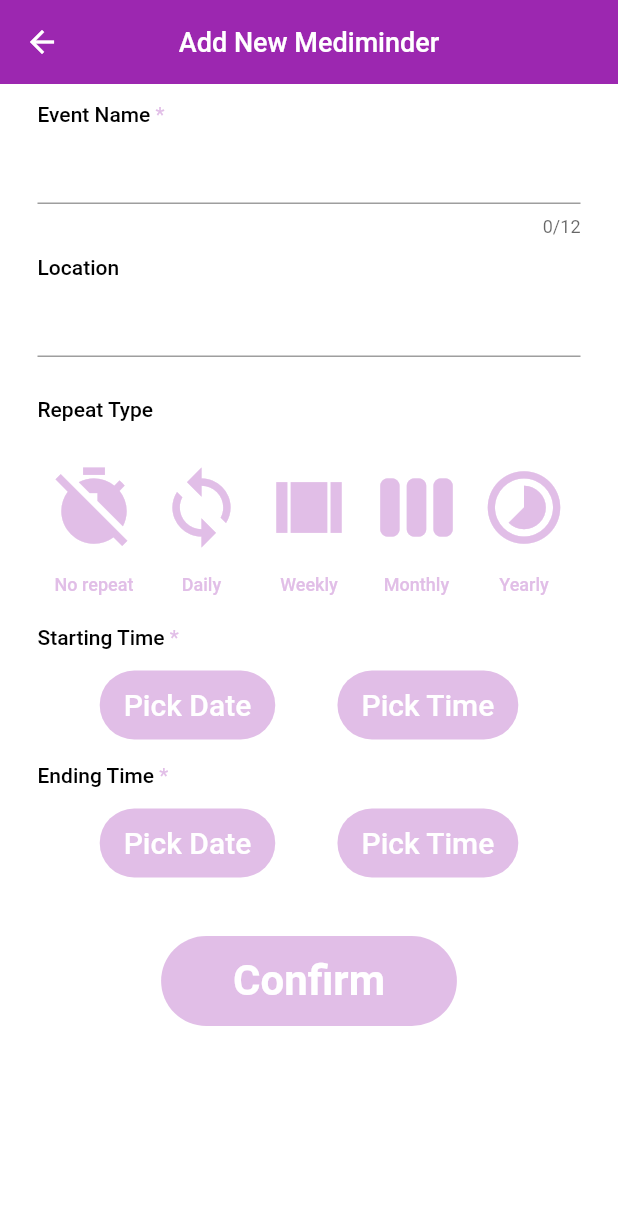
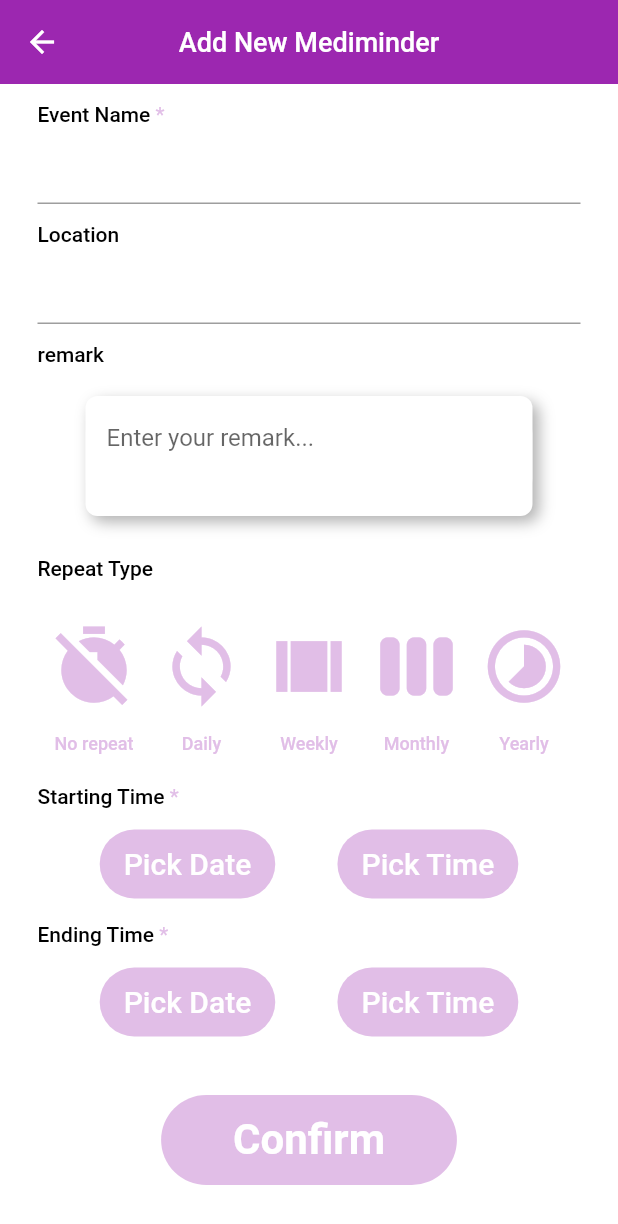
Before and after one commit to zwx0641/Clouding_calendar, a Flutter app: the EventPage screen opened directly, on a phone screen of 412 x 824 dp. Shown: the top 1224 px of the screen. Run offline on Flutter 3.47's test engine with Material 2 defaults, Android fonts, the light colour scheme and no system bars; our stand-ins replace date_format, flutter_local_notifications, fluttertoast, shared_preferences, synchronized, table_calendar; missing offline and left inert: flutter_email_sender, groovin_material_icons; accounts and stored records are empty; Roboto replaces fonts that are missing (WorkSans).

Commit message:
Save event

```diff
--- a/lib/event.dart
+++ b/lib/event.dart
@@ -1,10 +1,18 @@
+import 'dart:convert';
+
 import 'package:clouding_calendar/main.dart';
+import 'package:clouding_calendar/userServices.dart';
 import 'package:date_format/date_format.dart';
 import 'package:flutter/material.dart';
+import 'package:fluttertoast/fluttertoast.dart';
+import 'package:intl/intl.dart';
 import 'package:provider/provider.dart';
+import 'package:clouding_calendar/routes.dart' as rt;
+import 'package:http/http.dart' as http;
 
-String _eventName;
-String _location;
+import 'common/app_theme.dart';
+
+String _eventName, _location, _remark;
 DateTime _selectedFromDate;
 TimeOfDay _selectedFromTime;
 DateTime _selectedEndDate;
@@ -18,7 +26,7 @@ class EventPage extends StatefulWidget {
 
 class _EventPageState extends State<EventPage> {
   TextEditingController nameController;
-  TextEditingController dosageController;
+  TextEditingController locationController;
 
   bool _is0Selected = false;
   bool _is1Selected = false;
@@ -31,13 +39,13 @@ class _EventPageState extends State<EventPage> {
   void dispose() {
     super.dispose();
     nameController.dispose();
-    dosageController.dispose();
+    locationController.dispose();
   }
 
   void initState() {
     super.initState();
     nameController = TextEditingController();
-    dosageController = TextEditingController();
+    locationController = TextEditingController();
     _scaffoldKey = GlobalKey<ScaffoldState>();
     _selectedFromDate = DateTime.now();
     _selectedFromTime = TimeOfDay(hour: 0, minute: 00);
@@ -143,7 +151,6 @@ class _EventPageState extends State<EventPage> {
                 isRequired: true,
               ),
               TextFormField(
-                maxLength: 12,
                 style: TextStyle(
                   fontSize: 16,
                 ),
@@ -163,7 +170,7 @@ class _EventPageState extends State<EventPage> {
                 isRequired: false,
               ),
               TextFormField(
-                controller: dosageController,
+                controller: locationController,
                 keyboardType: TextInputType.text,
                 style: TextStyle(
                   fontSize: 16,
@@ -178,6 +185,11 @@ class _EventPageState extends State<EventPage> {
                   });
                 },
               ),
+              PanelTitle(
+                title: "remark",
+                isRequired: false,
+              ),
+              _buildComposer(),
               SizedBox(
                 height: 15,
               ),
@@ -280,14 +292,7 @@ class _EventPageState extends State<EventPage> {
                       } else if (_repetition == -1) {
                         showErrorWidget('Please select whether to repeat');
                       } else {
-                        Navigator.pushReplacement(
-                          context,
-                          MaterialPageRoute(
-                            builder: (BuildContext context) {
-                              return MyHomePage();
-                            },
-                          ),
-                        );
+                        _saveEvent();
                       }
                     },
                   ),
@@ -298,6 +303,124 @@ class _EventPageState extends State<EventPage> {
         ),
       ),
     );
+  }
+
+    Widget _buildComposer() {
+    return Padding(
+      padding: const EdgeInsets.only(top: 16, left: 32, right: 32),
+      child: Container(
+        decoration: BoxDecoration(
+          color: AppTheme.white,
+          borderRadius: BorderRadius.circular(8),
+          boxShadow: <BoxShadow>[
+            BoxShadow(
+                color: Colors.grey.withOpacity(0.8),
+                offset: const Offset(4, 4),
+                blurRadius: 8),
+          ],
+        ),
+        child: ClipRRect(
+          borderRadius: BorderRadius.circular(25),
+          child: Container(
+            padding: const EdgeInsets.all(4.0),
+            constraints: const BoxConstraints(minHeight: 80, maxHeight: 160),
+            color: AppTheme.white,
+            child: SingleChildScrollView(
+              padding:
+                  const EdgeInsets.only(left: 10, right: 10, top: 0, bottom: 0),
+              child: TextField(
+                maxLines: null,
+                onChanged: (String txt) {
+                  _remark = txt;
+                },
+                style: TextStyle(
+                  fontFamily: AppTheme.fontName,
+                  fontSize: 16,
+                  color: AppTheme.dark_grey,
+                ),
+                cursorColor: Colors.blue,
+                decoration: InputDecoration(
+                    border: InputBorder.none,
+                    hintText: 'Enter your remark...'),
+              ),
+            ),
+          ),
+        ),
+      ),
+    );
+  }
+
+    // 保存提醒事件到数据库
+  _saveEvent() async {
+    //Record remind time
+    final dft = DateTime(_selectedFromDate.year, _selectedFromDate.month,
+                        _selectedFromDate.day, _selectedFromTime.hour, _selectedFromTime.minute);
+    final det = DateTime(_selectedEndDate.year, _selectedEndDate.month,
+                        _selectedEndDate.day, _selectedEndTime.hour, _selectedEndTime.minute);
+    final format = new DateFormat('yyyy-MM-dd HH:mm:ss');
+
+    String _fromTime = format.format(dft);
+    String _endTime = format.format(det);
+    //Which user sets the reminder
+    String email = await getUserEmail();
+    _fromTime = _fromTime.replaceAll(' ', 'T');
+    _endTime = _endTime.replaceAll(' ', 'T');
+    var url = rt.Global.serverUrl + '/saveevent';
+    var response = await http.post(
+      Uri.encodeFull(url),
+      body: json.encode({
+          'email' : email,
+          'eventName' : _eventName,
+          'location' : _location,
+          'remark' : _remark,
+          'fromTime' : _fromTime,
+          'endTime' : _endTime,
+          'repetition' : _repetition
+        }
+      ),
+      headers: {
+        "content-type" : "application/json",
+        "accept" : "application/json",
+      }
+    );
+    var data = jsonDecode(response.body.toString());
+    var code = data['status'];
+    if (code != 200) {
+      return showDialog(
+        context: context,
+        barrierDismissible: false,
+        builder: (BuildContext context) {
+          return AlertDialog(
+            content: SingleChildScrollView(
+              child: ListBody(
+                children: <Widget>[
+                  SizedBox(height: 15),
+                  Text('Failed to set a reminder', style: TextStyle(fontSize: 20),),
+                ],
+              ),
+            ),
+            actions: <Widget>[
+              new MaterialButton(
+                child: new Text('Confirm', style: TextStyle(color: Colors.white),),
+                onPressed: () {Navigator.of(context).pop();},
+                color: Colors.blueGrey,
+              )
+            ],
+          );
+        }
+      );
+    } else {
+      Navigator.pushAndRemoveUntil(context, new MaterialPageRoute(
+        builder: (BuildContext buildContext) {
+          return MyHomePage();
+        }
+      ), (route) => route == null);
+      Fluttertoast.showToast(
+        msg: 'Event saved',
+        toastLength: Toast.LENGTH_SHORT,
+        gravity: ToastGravity.CENTER
+      );
+    }
   }
 
   Future<Widget> showErrorWidget(String hintMsg) {
```
